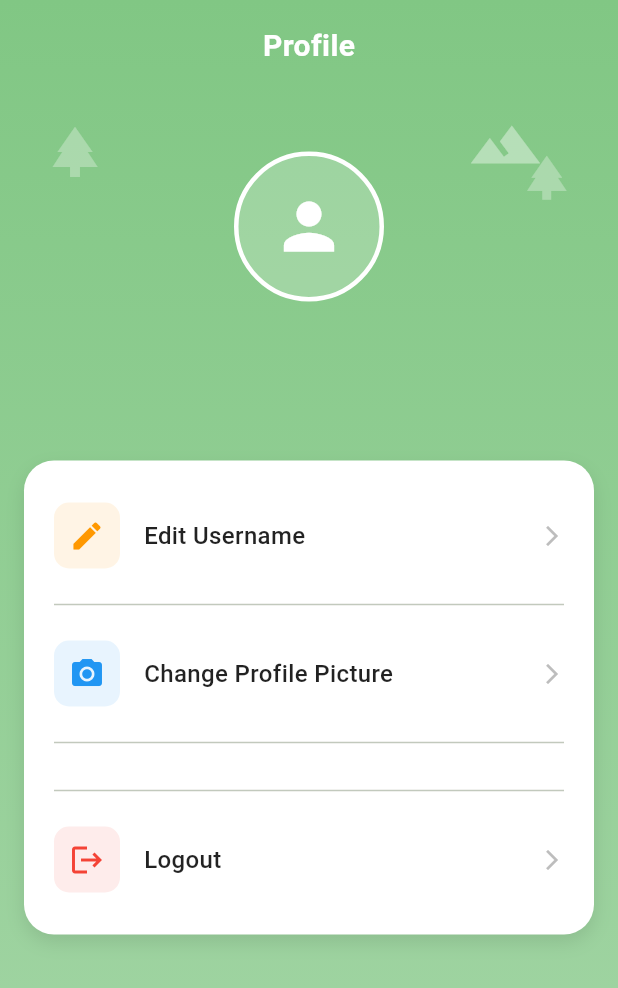
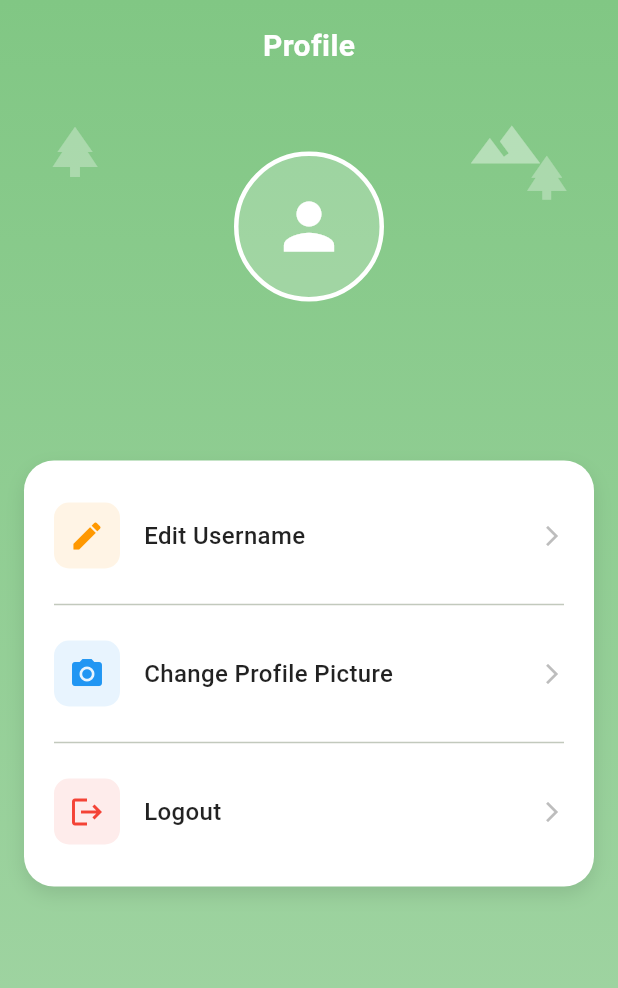
Before and after one commit to yihan0131/dino-track, a Flutter app: the ProfilePage screen opened directly, on a phone screen of 412 x 824 dp. Shown: the top 988 px of the screen. Run offline on Flutter 3.47's test engine with Material 3 defaults, Android fonts, the phone set to English and light mode, and no system bars; our stand-ins replace audioplayers, cloud_firestore, connectivity_plus, firebase_auth, firebase_core, flutter_local_notifications and 9 more; missing offline and left inert: cloudinary_public, flutter_map_marker_cluster; accounts and stored records are empty; generated files the repository leaves out were written again; Roboto replaces fonts that are missing (CuteFont); statements that could not run were skipped.

Commit message:
fix(profile): remove double divider that left an empty row above Admin Panel

```diff
--- a/lib/screens/profile_screen.dart
+++ b/lib/screens/profile_screen.dart
@@ -520,7 +520,6 @@ class _ProfilePageState extends State<ProfilePage> {
                       ),
                       const Divider(height: 32),
                       if (currentUser?.isAdmin == true) ...[
-                        const Divider(height: 32),
                         _buildMenuItem(
                           Icons.admin_panel_settings,
                           'Admin Panel',
@@ -532,8 +531,8 @@ class _ProfilePageState extends State<ProfilePage> {
                             ),
                           ),
                         ),
+                        const Divider(height: 32),
                       ],
-                      const Divider(height: 32),
                       _buildMenuItem(
                         Icons.logout,
                         'Logout',
```
